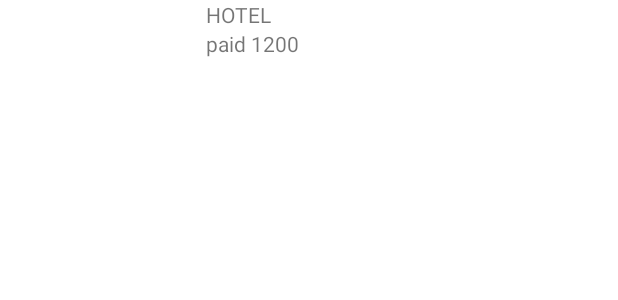
After one commit to SplitEaze/SplitEase, an Android app: the layout adapter_transactions.xml on its own in the app's theme, with its tools: preview values and no code run, on a phone screen of 412 x 824 dp. The commit adds this screen. Shown: the top 300 px of the screen. Run offline under Robolectric (Android 15) with nearby library versions, the phone set to English and light mode, and no system bars.

Commit message:
Showing transactions of a particular group

```diff
--- a/app/src/main/AndroidManifest.xml
+++ b/app/src/main/AndroidManifest.xml
@@ -26,6 +26,8 @@
             android:exported="true"/>
         <activity android:name=".ui.Groups.CreateGroup"
             android:exported="true"/>
+        <activity android:name=".ui.DetailedGroup.DetailedGroup"
+            android:exported="true"/>
 
         <activity
             android:name=".ui.Startup.SplashScreen"
--- a/app/src/main/java/com/example/splitease/Models/GroupsDataModel.kt
+++ b/app/src/main/java/com/example/splitease/Models/GroupsDataModel.kt
@@ -6,4 +6,5 @@ class GroupsDataModel() {
     val grp_cat = ""
     val grp_total = 00.00
     val grp_users = arrayListOf<String>()
+    val grp_transactions = arrayListOf<String>()
 }
--- a/app/src/main/res/layout/adapter_groups.xml
+++ b/app/src/main/res/layout/adapter_groups.xml
@@ -2,7 +2,7 @@
 <LinearLayout xmlns:android="http://schemas.android.com/apk/res/android"
     xmlns:app="http://schemas.android.com/apk/res-auto"
     android:layout_width="match_parent"
-    android:layout_height="match_parent"
+    android:layout_height="wrap_content"
     android:orientation="vertical">
 
     <androidx.cardview.widget.CardView
--- /dev/null
+++ b/app/src/main/res/layout/adapter_transactions.xml
@@ -0,0 +1,75 @@
+<?xml version="1.0" encoding="utf-8"?>
+<LinearLayout xmlns:android="http://schemas.android.com/apk/res/android"
+    android:layout_width="match_parent"
+    android:layout_height="wrap_content">
+
+    <LinearLayout
+        android:orientation="horizontal"
+        android:layout_width="match_parent"
+        android:layout_height="50dp">
+
+<!--        Date and Image-->
+        <LinearLayout
+            android:layout_weight="1"
+            android:orientation="horizontal"
+            android:layout_width="0dp"
+            android:layout_height="wrap_content">
+
+            <LinearLayout
+                android:layout_width="wrap_content"
+                android:layout_height="wrap_content">
+
+            </LinearLayout>
+
+            <LinearLayout
+                android:layout_width="wrap_content"
+                android:layout_height="wrap_content">
+
+            </LinearLayout>
+
+        </LinearLayout>
+
+<!--        Details of the transaction-->
+        <LinearLayout
+            android:layout_weight="1"
+            android:orientation="vertical"
+            android:layout_width="0dp"
+            android:layout_height="wrap_content">
+
+            <LinearLayout
+                android:layout_width="wrap_content"
+                android:layout_height="wrap_content">
+
+                <TextView
+                    android:id="@+id/trnTitle"
+                    android:layout_width="wrap_content"
+                    android:layout_height="wrap_content"
+                    android:text="HOTEL"/>
+
+            </LinearLayout>
+
+            <LinearLayout
+                android:layout_width="match_parent"
+                android:layout_height="wrap_content">
+
+                <TextView
+                    android:id="@+id/trnAmt"
+                    android:layout_width="wrap_content"
+                    android:layout_height="wrap_content"
+                    android:text="paid 1200"/>
+
+            </LinearLayout>
+
+        </LinearLayout>
+
+<!--    amount and status-->
+        <LinearLayout
+            android:layout_weight="1"
+            android:layout_width="0dp"
+            android:layout_height="wrap_content">
+
+        </LinearLayout>
+
+    </LinearLayout>
+
+</LinearLayout>
--- a/app/src/main/res/values/strings.xml
+++ b/app/src/main/res/values/strings.xml
@@ -15,4 +15,5 @@
     <string name="signup">Signup</string>
     <string name="group_name">Group Name</string>
     <string name="group_category">Group Category</string>
+    <string name="dayara_bugyal">Dayara Bugyal</string>
 </resources>
```
Also changed, not shown: app/src/main/java/com/example/splitease/ui/DetailedGroup/Adapter/TransactionsAdapter.kt (added, +43 -0 lines), app/src/main/java/com/example/splitease/ui/DetailedGroup/Adapter/UsersAdapter.kt (added, +49 -0 lines), app/src/main/java/com/example/splitease/ui/DetailedGroup/DetailedGroup.kt (added, +76 -0 lines), app/src/main/java/com/example/splitease/ui/Groups/CreateGroup.kt (+14 -3 lines), app/src/main/java/com/example/splitease/ui/Groups/GroupsFragment.kt (+7 -12 lines), app/src/main/res/layout/activity_detailed_group.xml (added, +51 -0 lines).
